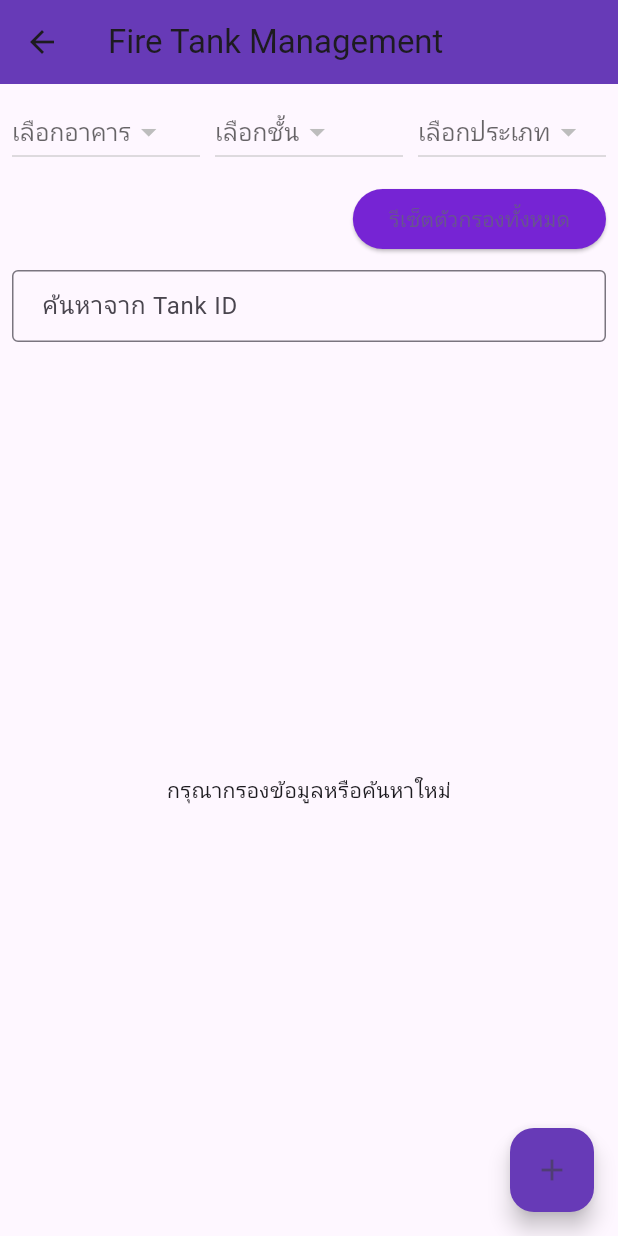
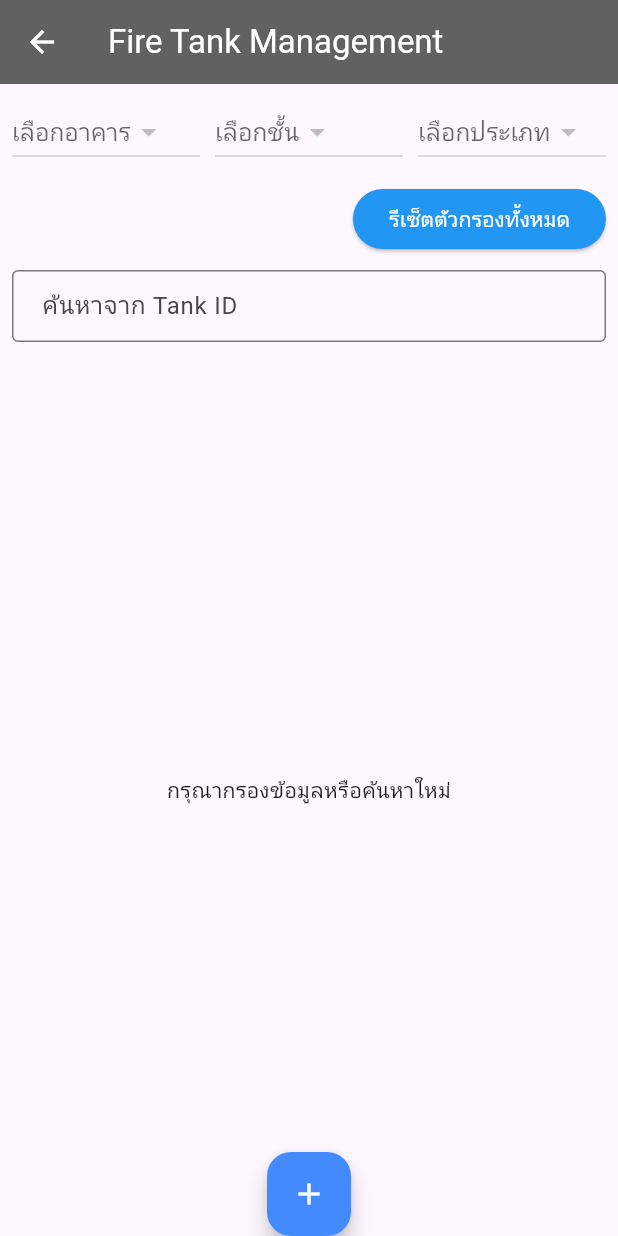
Before and after one commit to supachaiB/firecheck-project-ht, a Flutter app: the FireTankManagementPage screen opened by its route, on a phone screen of 412 x 824 dp. Run offline on Flutter 3.47's test engine with Material 3 defaults, Android fonts, the phone set to English and light mode, and no system bars; our stand-ins replace cloud_firestore, firebase_core, qr_flutter, rxdart; missing offline and left inert: dart:html; accounts and stored records are empty.

Commit message:
5/2/2025

```diff
--- a/lib/admin/Fire_tank_management.dart
+++ b/lib/admin/Fire_tank_management.dart
@@ -113,8 +113,13 @@ class _FireTankManagementPageState extends State<FireTankManagementPage> {
   Widget build(BuildContext context) {
     return Scaffold(
       appBar: AppBar(
-        title: const Text('Fire Tank Management'),
-        backgroundColor: Colors.deepPurple,
+        title: const Text(
+          'Fire Tank Management',
+          style: TextStyle(color: Colors.white), // เปลี่ยนสีข้อความเป็นสีขาว
+        ),
+        backgroundColor: Colors.grey[700],
+        iconTheme:
+            const IconThemeData(color: Colors.white), // เปลี่ยนสีไอคอนเป็นสีขาว
       ),
       body: Padding(
         padding: const EdgeInsets.all(8.0),
@@ -199,10 +204,13 @@ class _FireTankManagementPageState extends State<FireTankManagementPage> {
                     });
                   },
                   style: ElevatedButton.styleFrom(
-                    backgroundColor:
-                        const Color.fromARGB(255, 118, 36, 212), // สีของปุ่ม
+                    backgroundColor: Colors.blue, // เปลี่ยนพื้นหลังเป็นสีฟ้า
                   ),
-                  child: const Text('รีเซ็ตตัวกรองทั้งหมด'),
+                  child: const Text(
+                    'รีเซ็ตตัวกรองทั้งหมด',
+                    style: TextStyle(
+                        color: Colors.white), // เปลี่ยนตัวหนังสือเป็นสีขาว
+                  ),
                 ),
               ],
             ),
@@ -355,9 +363,11 @@ class _FireTankManagementPageState extends State<FireTankManagementPage> {
             ),
           );
         },
-        child: const Icon(Icons.add),
-        backgroundColor: Colors.deepPurple,
+        child: const Icon(Icons.add, color: Colors.white),
+        backgroundColor: Colors.blueAccent,
       ),
+      floatingActionButtonLocation:
+          FloatingActionButtonLocation.centerDocked, // ทำให้ปุ่มอยู่ตรงกลางล่าง
     );
   }
 }
--- a/lib/user/form_check.dart
+++ b/lib/user/form_check.dart
@@ -233,6 +233,8 @@ class _FormCheckPageState extends State<FormCheckPage> {
       );
     }
   }
+
+
 
   @override
   Widget build(BuildContext context) {
```
Also changed, not shown: lib/admin/dashboard.dart (+9 -4 lines), lib/admin/inspection_history.dart (+7 -3 lines), 1 other file.
